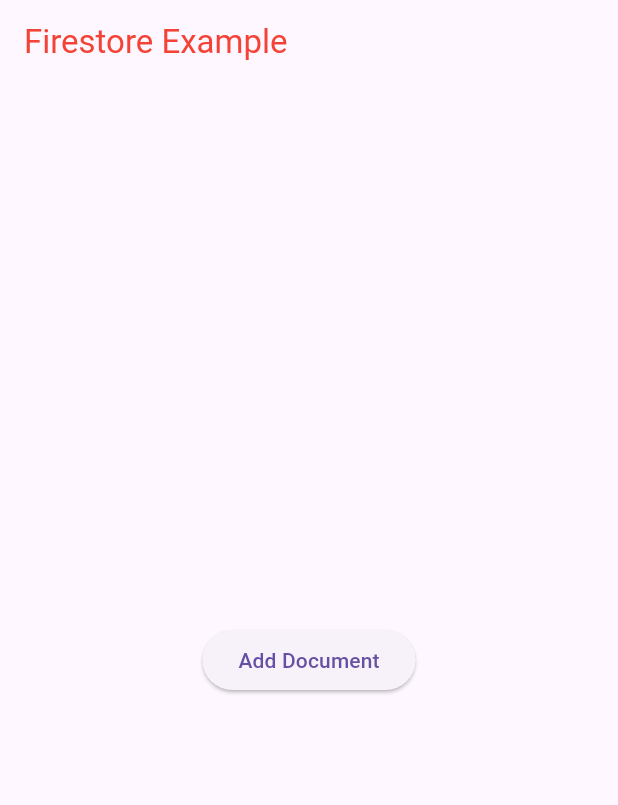
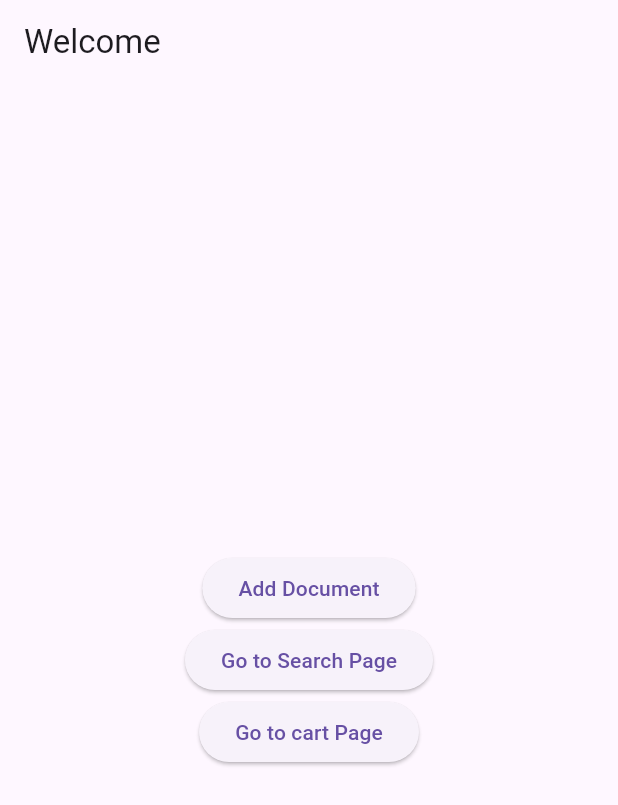
Before and after one commit to nilupul-dew/MAD_Group_09, a Flutter app: the screen it shows after launch, on a phone screen of 412 x 824 dp. Shown: the top 805 px of the screen. Run offline on Flutter 3.47's test engine with Material 3 defaults, Android fonts, the phone set to English and light mode, and no system bars; our stand-ins replace cloud_firestore, firebase_auth, firebase_core; accounts and stored records are empty.

Commit message:
main file to access the pages (temporary)

```diff
--- a/hiking_app/lib/main.dart
+++ b/hiking_app/lib/main.dart
@@ -2,6 +2,8 @@ import 'package:firebase_core/firebase_core.dart';
 import 'package:flutter/material.dart';
 import 'package:cloud_firestore/cloud_firestore.dart';
 import 'package:hiking_app/firebase_options.dart';
+import 'package:hiking_app/presentation/screens/cart_page.dart';
+import 'package:hiking_app/presentation/screens/search_page.dart';
 
 void main() async {
   WidgetsFlutterBinding.ensureInitialized();
@@ -12,18 +14,33 @@ void main() async {
 }
 
 class MyApp extends StatelessWidget {
-  MyApp({super.key});
-  final FirebaseFirestore db = FirebaseFirestore.instance;
-  // This widget is the root of your application.
+  const MyApp({super.key});
+
   @override
   Widget build(BuildContext context) {
     return MaterialApp(
-      home: Scaffold(
-        appBar: AppBar(
-          title: Text("Firestore Example", style: TextStyle(color: Colors.red)),
-        ),
+      title: 'Hiking App',
+      debugShowCheckedModeBanner: false,
+      theme: ThemeData(primarySwatch: Colors.green),
+      home: HomeScreen(), // ✅ Use a separate widget here
+    );
+  }
+}
+
+class HomeScreen extends StatelessWidget {
+  const HomeScreen({super.key});
+
+  @override
+  Widget build(BuildContext context) {
+    final FirebaseFirestore db = FirebaseFirestore.instance;
+
+    return Scaffold(
+      appBar: AppBar(title: Text("Welcome")),
       body: Center(
-          child: ElevatedButton(
+        child: Column(
+          mainAxisAlignment: MainAxisAlignment.center,
+          children: [
+            ElevatedButton(
               onPressed: () async {
                 await db.collection("test2").add({
                   "message": "Hello, Firestore!",
@@ -31,7 +48,26 @@ class MyApp extends StatelessWidget {
               },
               child: Text("Add Document"),
             ),
-        ), // This trailing comma makes auto-formatting nicer for build methods.
+            ElevatedButton(
+              onPressed: () {
+                Navigator.push(
+                  context,
+                  MaterialPageRoute(builder: (context) => SearchScreen()),
+                );
+              },
+              child: Text("Go to Search Page"),
+            ),
+            ElevatedButton(
+              onPressed: () {
+                Navigator.push(
+                  context,
+                  MaterialPageRoute(builder: (context) => CartScreen()),
+                );
+              },
+              child: Text("Go to cart Page"),
+            ),
+          ],
+        ),
       ),
     );
   }
```
Lines whose indentation alone changed are shown as unchanged.
